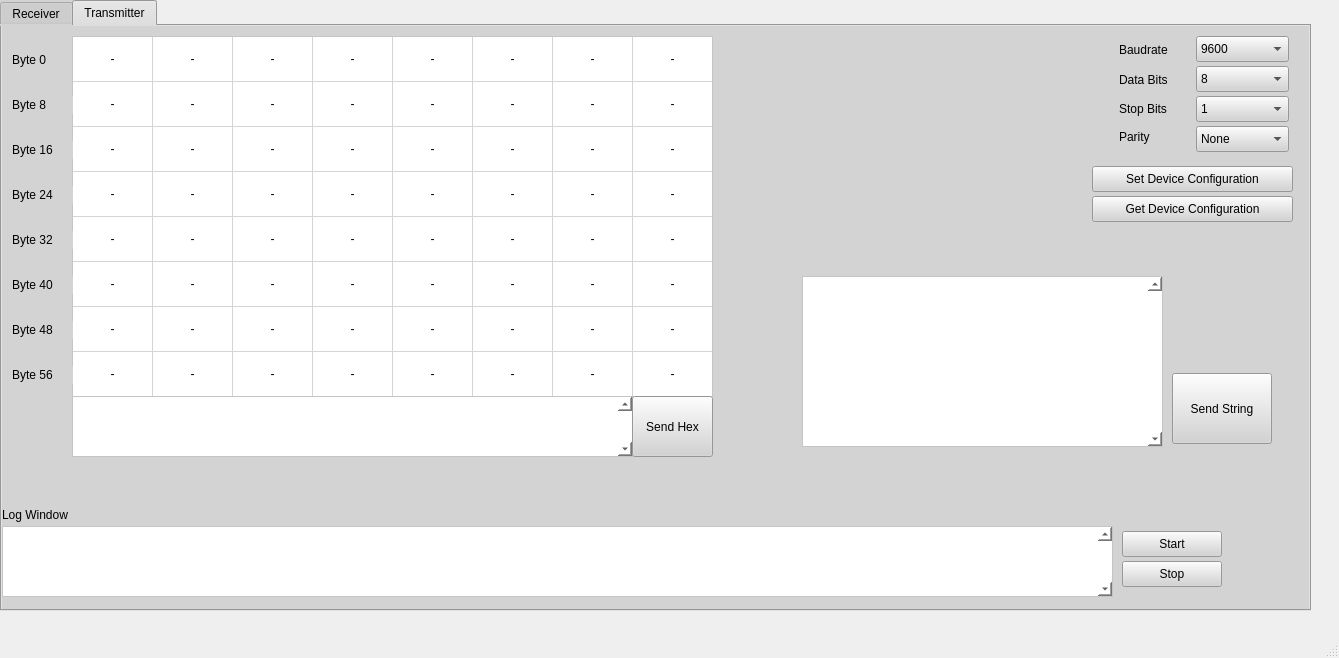
This is RS422-485GuiApp/mainwindow.ui in Kemalusanmaz/RS422-485-Transceiver-Project as Qt 5 draws it before an edit. The edited form follows.
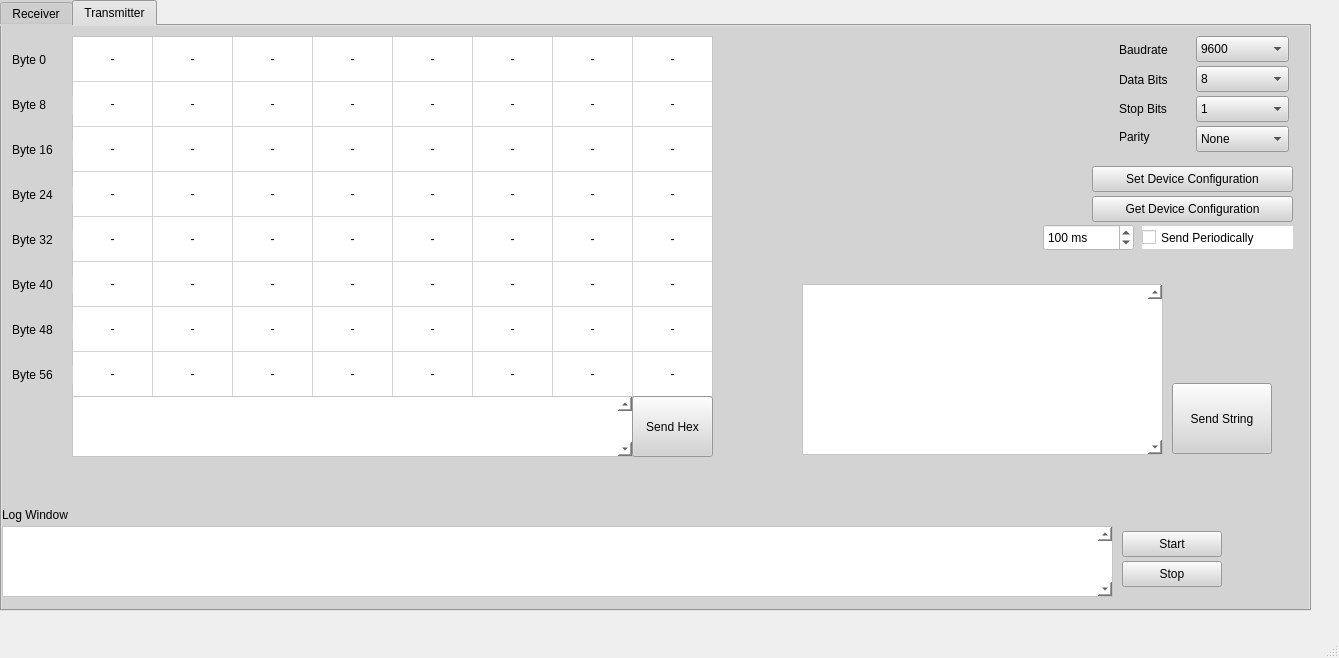
This is the edited form. The open tabs and pages were chosen to show the change.

Commit message: messageHandler class created

Diff of the .ui file:
```diff
--- a/RS422-485GuiApp/mainwindow.ui
+++ b/RS422-485GuiApp/mainwindow.ui
@@ -1187,7 +1187,7 @@
       <property name="geometry">
        <rect>
         <x>1170</x>
-        <y>347</y>
+        <y>357</y>
         <width>100</width>
         <height>71</height>
        </rect>
@@ -1393,7 +1393,7 @@
       <property name="geometry">
        <rect>
         <x>800</x>
-        <y>250</y>
+        <y>258</y>
         <width>361</width>
         <height>171</height>
        </rect>
@@ -1427,6 +1427,44 @@
        <string>Send Hex</string>
       </property>
      </widget>
+     <widget class="QCheckBox" name="transmitter_sendPeriodically">
+      <property name="geometry">
+       <rect>
+        <x>1140</x>
+        <y>200</y>
+        <width>151</width>
+        <height>23</height>
+       </rect>
+      </property>
+      <property name="styleSheet">
+       <string notr="true">background-color: white;</string>
+      </property>
+      <property name="text">
+       <string>Send Periodically</string>
+      </property>
+     </widget>
+     <widget class="QSpinBox" name="transmitter_cycleTime">
+      <property name="geometry">
+       <rect>
+        <x>1041</x>
+        <y>198</y>
+        <width>91</width>
+        <height>27</height>
+       </rect>
+      </property>
+      <property name="styleSheet">
+       <string notr="true">background-color: white;</string>
+      </property>
+      <property name="suffix">
+       <string> ms</string>
+      </property>
+      <property name="maximum">
+       <number>10000</number>
+      </property>
+      <property name="value">
+       <number>100</number>
+      </property>
+     </widget>
     </widget>
    </widget>
   </widget>
```
Left out of the diff: 2 changed lines with no effect on the pictures. The commit also changes 13 other files.
